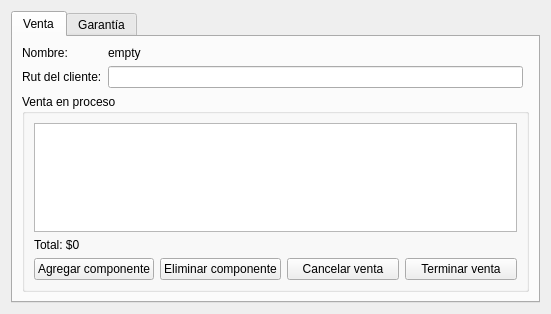
Matiti061/TecnoPC, file ui/employee.ui: the form before one commit.
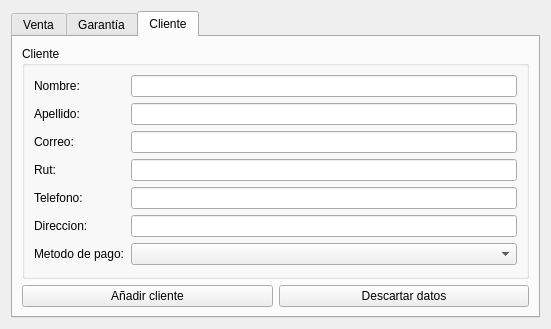
The form after the commit. The open tabs and pages were chosen to show the change.

What changed in the file:
```diff
--- a/ui/employee.ui
+++ b/ui/employee.ui
@@ -92,12 +92,12 @@
        <item row="1" column="0">
         <widget class="QLabel" name="label_3">
          <property name="text">
-          <string>Rut del cliente:</string>
+          <string>Cliente:</string>
          </property>
         </widget>
        </item>
        <item row="1" column="1">
-        <widget class="QLineEdit" name="client_rut"/>
+        <widget class="QComboBox" name="client_comboBox"/>
        </item>
       </layout>
      </widget>
@@ -134,6 +134,110 @@
        </item>
       </layout>
      </widget>
+     <widget class="QWidget" name="client_tab">
+      <attribute name="title">
+       <string>Cliente</string>
+      </attribute>
+      <layout class="QGridLayout" name="gridLayout_6">
+       <item row="2" column="0">
+        <layout class="QHBoxLayout" name="horizontalLayout">
+         <item>
+          <widget class="QPushButton" name="add_pushButton">
+           <property name="text">
+            <string>Añadir cliente</string>
+           </property>
+          </widget>
+         </item>
+         <item>
+          <widget class="QPushButton" name="discard_pushButton">
+           <property name="text">
+            <string>Descartar datos</string>
+           </property>
+          </widget>
+         </item>
+        </layout>
+       </item>
+       <item row="1" column="0">
+        <widget class="QGroupBox" name="groupBox_3">
+         <property name="title">
+          <string>Cliente</string>
+         </property>
+         <layout class="QGridLayout" name="gridLayout_8">
+          <item row="3" column="1">
+           <widget class="QLineEdit" name="rut_lineEdit"/>
+          </item>
+          <item row="6" column="1">
+           <widget class="QComboBox" name="methodpay_comboBox"/>
+          </item>
+          <item row="3" column="0">
+           <widget class="QLabel" name="label_6">
+            <property name="text">
+             <string>Rut:</string>
+            </property>
+           </widget>
+          </item>
+          <item row="6" column="0">
+           <widget class="QLabel" name="label_8">
+            <property name="text">
+             <string>Metodo de pago:</string>
+            </property>
+           </widget>
+          </item>
+          <item row="1" column="0">
+           <widget class="QLabel" name="label_5">
+            <property name="text">
+             <string>Apellido:</string>
+            </property>
+           </widget>
+          </item>
+          <item row="5" column="0">
+           <widget class="QLabel" name="label_7">
+            <property name="text">
+             <string>Direccion:</string>
+            </property>
+           </widget>
+          </item>
+          <item row="5" column="1">
+           <widget class="QLineEdit" name="address_lineEdit"/>
+          </item>
+          <item row="0" column="0">
+           <widget class="QLabel" name="label_4">
+            <property name="text">
+             <string>Nombre:</string>
+            </property>
+           </widget>
+          </item>
+          <item row="0" column="1">
+           <widget class="QLineEdit" name="name_lineEdit"/>
+          </item>
+          <item row="1" column="1">
+           <widget class="QLineEdit" name="lastname_lineEdit"/>
+          </item>
+          <item row="4" column="0">
+           <widget class="QLabel" name="label_9">
+            <property name="text">
+             <string>Telefono:</string>
+            </property>
+           </widget>
+          </item>
+          <item row="4" column="1">
+           <widget class="QLineEdit" name="phone_lineEdit"/>
+          </item>
+          <item row="2" column="0">
+           <widget class="QLabel" name="label_10">
+            <property name="text">
+             <string>Correo:</string>
+            </property>
+           </widget>
+          </item>
+          <item row="2" column="1">
+           <widget class="QLineEdit" name="mail_lineEdit"/>
+          </item>
+         </layout>
+        </widget>
+       </item>
+      </layout>
+     </widget>
     </widget>
    </item>
   </layout>
```
Left out of the diff: 2 changed lines with no effect on the pictures.
